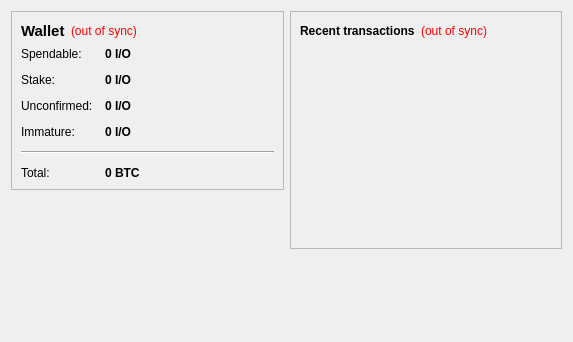
IOCoin/DIONS, file src/qt/forms/overviewpage.ui: the form before one commit.
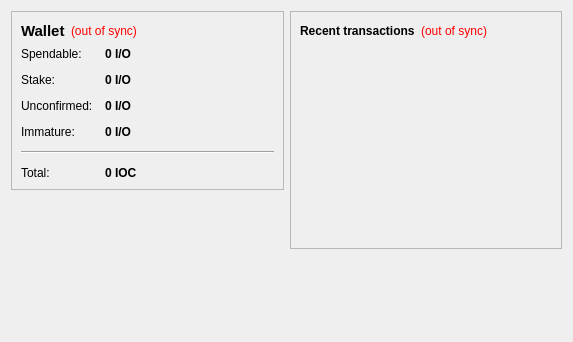
The form after the commit.

```diff
--- a/src/qt/forms/overviewpage.ui
+++ b/src/qt/forms/overviewpage.ui
@@ -225,7 +225,7 @@
              <string>Your current total balance</string>
             </property>
             <property name="text">
-             <string notr="true">0 BTC</string>
+             <string notr="true">0 IOC</string>
             </property>
             <property name="textInteractionFlags">
              <set>Qt::LinksAccessibleByMouse|Qt::TextSelectableByKeyboard|Qt::TextSelectableByMouse</set>
```
